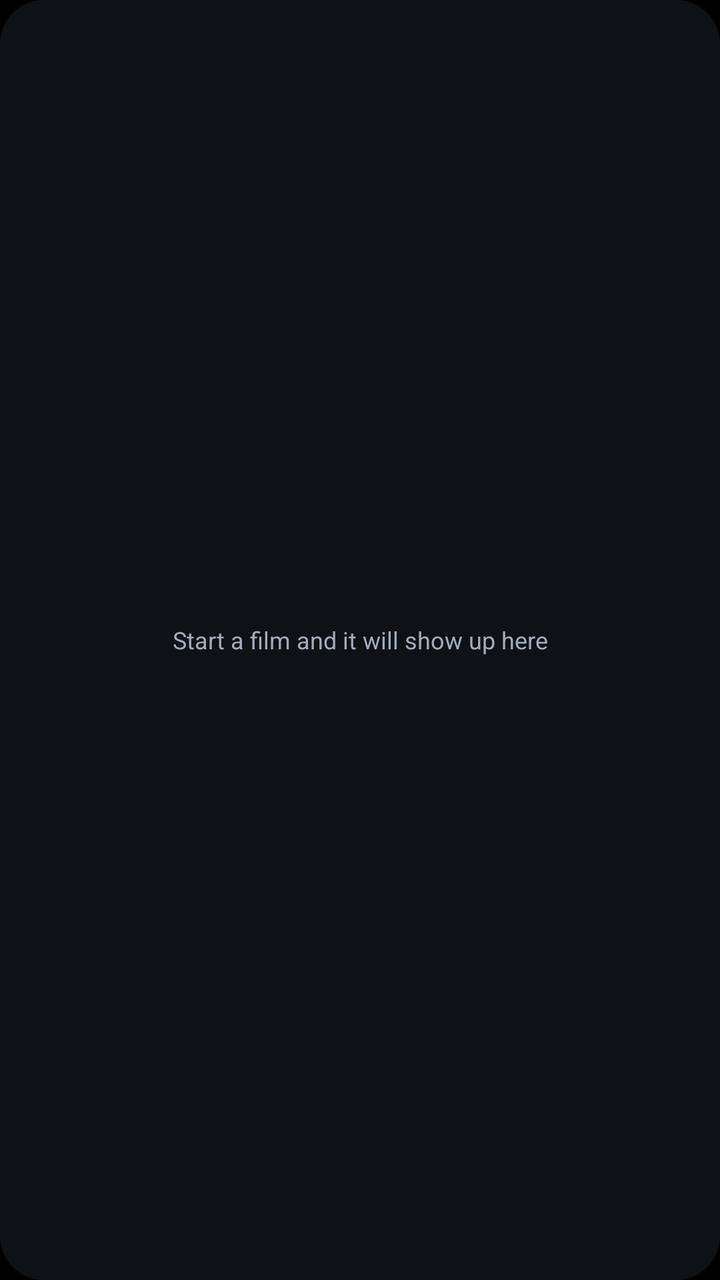
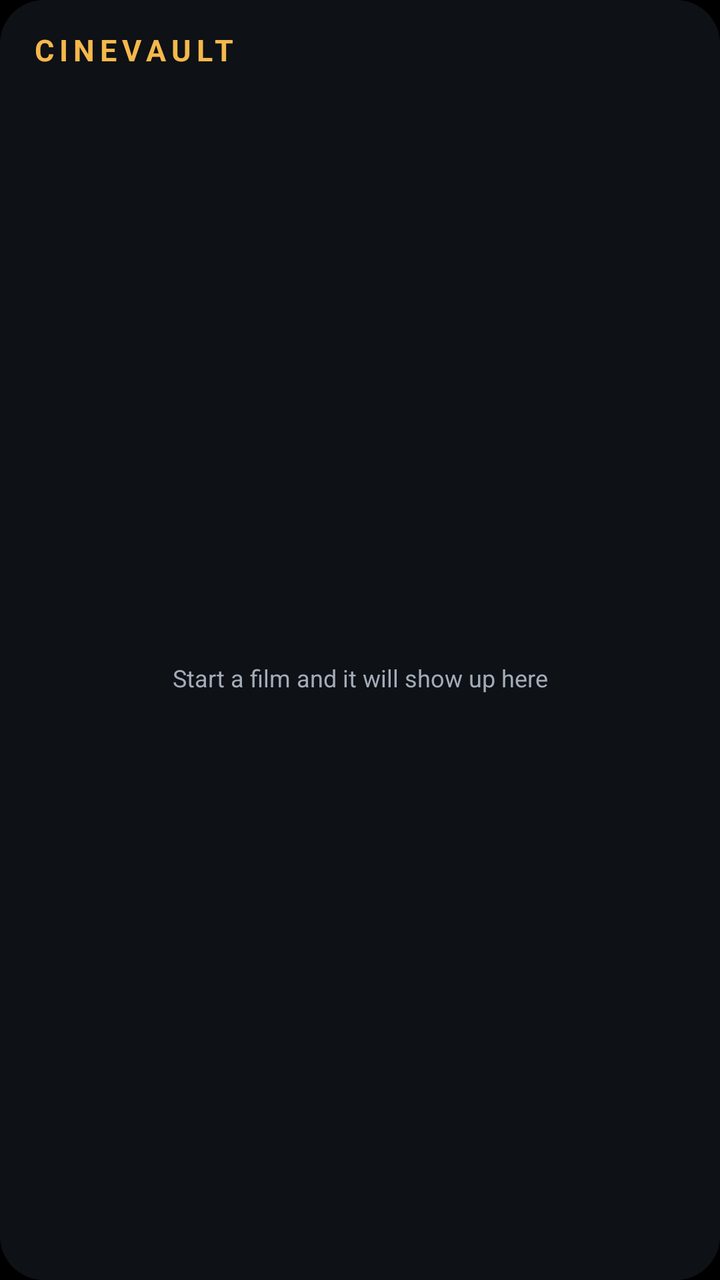

The first picture is an Android layout as it rendered before a commit; the second is the same layout after the commit. The layout source and the unified diff follow.
<!-- AndroidManifest.xml: application theme Theme.CineVault -->
<!-- res/layout/widget_continue_watching.xml -->
<?xml version="1.0" encoding="utf-8"?>
<LinearLayout xmlns:android="http://schemas.android.com/apk/res/android"
    android:layout_width="match_parent"
    android:layout_height="match_parent"
    android:orientation="vertical"
    android:padding="8dp"
    android:background="@drawable/widget_bg">
    <FrameLayout
        android:layout_width="match_parent"
        android:layout_height="0dp"
        android:layout_weight="1">

        <StackView
            android:id="@+id/widget_stack"
            android:layout_width="match_parent"
            android:layout_height="match_parent"
            android:loopViews="true" />

        <TextView
            android:id="@+id/widget_empty"
            android:layout_width="match_parent"
            android:layout_height="match_parent"
            android:gravity="center"
            android:padding="12dp"
            android:text="Start a film and it will show up here"
            android:textColor="#A3ACB8"
            android:textSize="12sp" />
    </FrameLayout>
</LinearLayout>
<!-- resources referenced by this layout -->
<resources>
  <!-- drawable widget_bg (drawable) -->
  <?xml version="1.0" encoding="utf-8"?>
  <shape xmlns:android="http://schemas.android.com/apk/res/android" android:shape="rectangle">
      <solid android:color="#E6101318" />
      <corners android:radius="22dp" />
  </shape>
  <style name="Theme.CineVault" parent="android:Theme.Material.Light.NoActionBar">
          <item name="android:windowBackground">@android:color/black</item>
      </style>
</resources>

<!-- the commit's change to res/layout/widget_continue_watching.xml (unified diff, before → after) -->
@@ -2,19 +2,46 @@
 <LinearLayout xmlns:android="http://schemas.android.com/apk/res/android"
     android:layout_width="match_parent"
     android:layout_height="match_parent"
+    android:background="@drawable/widget_bg"
     android:orientation="vertical"
-    android:padding="8dp"
-    android:background="@drawable/widget_bg">
+    android:padding="10dp">
+    <LinearLayout
+        android:layout_width="match_parent"
+        android:layout_height="wrap_content"
+        android:gravity="center_vertical"
+        android:orientation="horizontal"
+        android:paddingBottom="8dp">
+
+        <TextView
+            android:layout_width="0dp"
+            android:layout_height="wrap_content"
+            android:layout_weight="1"
+            android:letterSpacing="0.18"
+            android:paddingStart="6dp"
+            android:text="CINEVAULT"
+            android:textColor="#F5B84B"
+            android:textSize="15sp"
+            android:textStyle="bold" />
+
+        <ImageView
+            android:id="@+id/widget_logo"
+            android:layout_width="30dp"
+            android:layout_height="30dp"
+            android:contentDescription="Open CineVault"
+            android:src="@mipmap/ic_launcher_round" />
+    </LinearLayout>
     <FrameLayout
         android:layout_width="match_parent"
         android:layout_height="0dp"
         android:layout_weight="1">
 
-        <StackView
-            android:id="@+id/widget_stack"
+        <ListView
+            android:id="@+id/widget_list"
             android:layout_width="match_parent"
             android:layout_height="match_parent"
-            android:loopViews="true" />
+            android:divider="@null"
+            android:dividerHeight="0dp"
+            android:scrollbars="none" />
 
         <TextView
             android:id="@+id/widget_empty"
<!-- resource entries referenced after the edit -->
@@ -6,6 +6,12 @@
       <solid android:color="#E6101318" />
       <corners android:radius="22dp" />
   </shape>
+  <!-- mipmap ic_launcher_round (mipmap-anydpi-v26) -->
+  <?xml version="1.0" encoding="utf-8"?>
+  <adaptive-icon xmlns:android="http://schemas.android.com/apk/res/android">
+      <background android:drawable="@android:color/black" />
+      <foreground android:drawable="@mipmap/ic_launcher_foreground" />
+  </adaptive-icon>
   <style name="Theme.CineVault" parent="android:Theme.Material.Light.NoActionBar">
           <item name="android:windowBackground">@android:color/black</item>
       </style>
